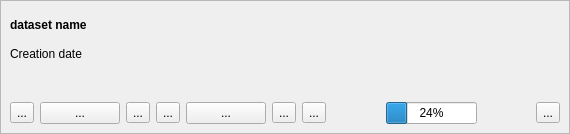
Above: LDMP/gui/WidgetDatasetItem.ui from ConservationInternational/trends.earth before the change. Below: the same form after it.
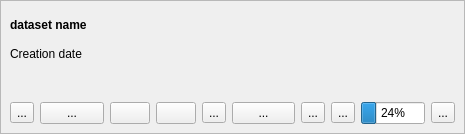
That is the form after the change.

Commit message: Dataset Report Generation (#561)

```diff
--- a/LDMP/gui/WidgetDatasetItem.ui
+++ b/LDMP/gui/WidgetDatasetItem.ui
@@ -6,7 +6,7 @@
    <rect>
     <x>0</x>
     <y>0</y>
-    <width>570</width>
+    <width>465</width>
     <height>134</height>
    </rect>
   </property>
@@ -121,9 +121,22 @@
          </widget>
         </item>
         <item>
-         <widget class="QToolButton" name="load_tb">
+         <widget class="QPushButton" name="load_tb">
+          <property name="toolTip">
+           <string>Load vector</string>
+          </property>
           <property name="text">
-           <string>...</string>
+           <string/>
+          </property>
+         </widget>
+        </item>
+        <item>
+         <widget class="QPushButton" name="report_pb">
+          <property name="toolTip">
+           <string>Reports</string>
+          </property>
+          <property name="text">
+           <string/>
           </property>
          </widget>
         </item>
```
Left out of the diff: 11 changed lines with no effect on the pictures. The commit also changes 45 other files.
